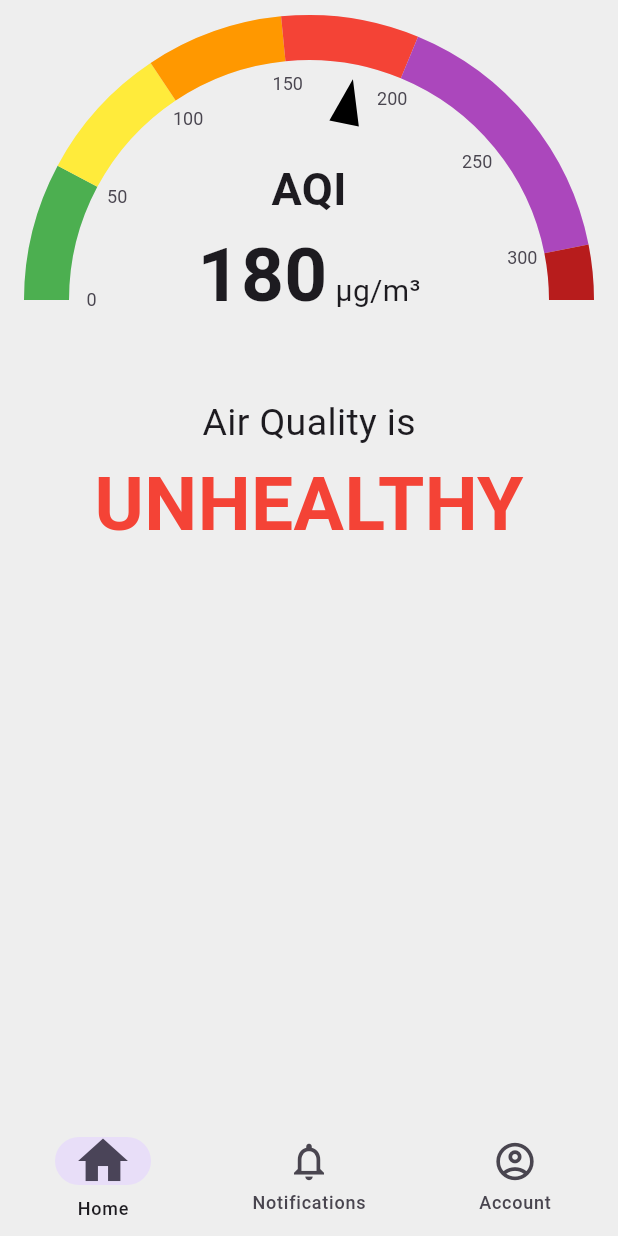
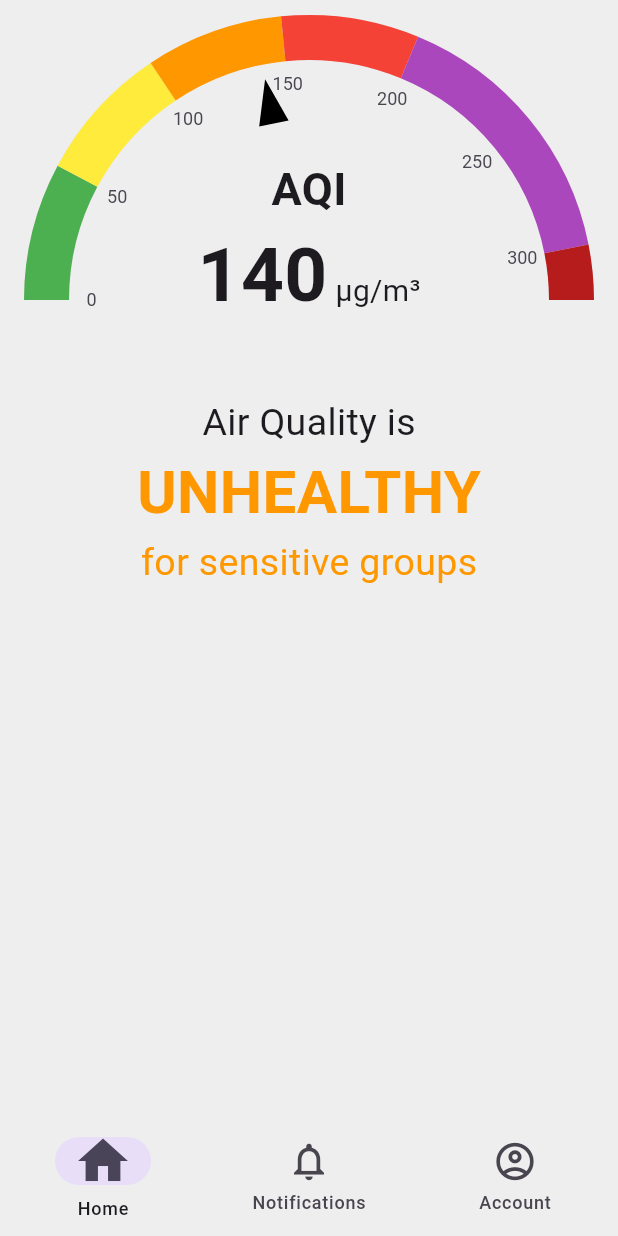
Before and after one commit to aayushman950/Air-Quality-Monitoring-System, a Flutter app: the screen it shows after launch, on a phone screen of 412 x 824 dp. Run offline on Flutter 3.47's test engine with Material 3 defaults, Android fonts, the phone set to English and light mode, and no system bars; drawn by our look-alikes of syncfusion_flutter_gauges; our stand-ins replace shared_preferences.

Commit message:
added comments in each file

```diff
--- a/aqms/lib/main.dart
+++ b/aqms/lib/main.dart
@@ -8,10 +8,15 @@ import 'package:shared_preferences/shared_preferences.dart';
 
 void main() async {
   WidgetsFlutterBinding.ensureInitialized();
+
+  // shared preference is used to keep the app state persist even after restarting.
   SharedPreferences sharedPreferences = await SharedPreferences.getInstance();
+
+  // getting the shared instance created in theme_model.dart
   final isDark = sharedPreferences.getBool('isDark') ?? false;
 
   runApp(
+    // wrap the entire app state with theme model because the entire app needs to access the theme state(dark/light mode)
     ChangeNotifierProvider(
       create: (context) => ThemeModel(isDark),
       child: MyApp(isDark: isDark,),
@@ -20,7 +25,7 @@ void main() async {
 }
 
 class MyApp extends StatelessWidget {
-  final bool isDark;
+  final bool isDark;  // a variable to store shared preference
 
   const MyApp({
     super.key,
--- a/aqms/lib/models/theme_model.dart
+++ b/aqms/lib/models/theme_model.dart
@@ -1,5 +1,15 @@
 import 'package:flutter/material.dart';
 import 'package:shared_preferences/shared_preferences.dart';
+
+/*
+
+This is the Theme Provider.
+
+ThemeModel class encapsulates the variables and methods required for switching between Light/Dark Mode.
+
+{ThemeModel is put above the entire widget tree in main.dart (because the entire app needs the Light/Dark state) }
+
+*/
 
 class ThemeModel extends ChangeNotifier {
   bool _isDarkMode =
@@ -7,6 +17,7 @@ class ThemeModel extends ChangeNotifier {
 
   bool get isDarkMode => _isDarkMode; // public getter
 
+  // isDark is the shared preference
   ThemeModel(bool isDark) {
     if (isDark) {
       _isDarkMode = true;
@@ -16,6 +27,7 @@ class ThemeModel extends ChangeNotifier {
   }
 
   void toggleTheme() async {
+    // shared preference is used to keep the app state persist even after restarting.
     SharedPreferences sharedPreferences = await SharedPreferences.getInstance();
 
     _isDarkMode = !_isDarkMode;
--- a/aqms/lib/pages/account_page.dart
+++ b/aqms/lib/pages/account_page.dart
@@ -9,6 +9,8 @@ class AccountPage extends StatelessWidget {
   Widget build(BuildContext context) {
     return SafeArea(
       child: Scaffold(
+
+        // a switch to switch between Dark/Light Mode
         body: ListTile(
           title: const Text("Toggle Theme"),
           trailing: Switch(
--- a/aqms/lib/pages/home_page.dart
+++ b/aqms/lib/pages/home_page.dart
@@ -9,7 +9,7 @@ class HomePage extends StatelessWidget {
     return SafeArea(
       child: Scaffold(
         body: AQIGaugeAndStatus(
-          aqiRating: 180,
+          aqiRating: 140,
         ),
       ),
     );
--- a/aqms/lib/themes/dark_theme.dart
+++ b/aqms/lib/themes/dark_theme.dart
@@ -1,4 +1,6 @@
 import 'package:flutter/material.dart';
+
+// ThemeData for Dark Theme
 
 final ThemeData darkTheme = ThemeData(
   brightness: Brightness.dark,
--- a/aqms/lib/themes/light_theme.dart
+++ b/aqms/lib/themes/light_theme.dart
@@ -1,4 +1,6 @@
 import 'package:flutter/material.dart';
+
+// ThemeData for Light Theme
 
 final ThemeData lightTheme = ThemeData(
   brightness: Brightness.light,
--- a/aqms/lib/widgets/aqi_gauge.dart
+++ b/aqms/lib/widgets/aqi_gauge.dart
@@ -2,6 +2,16 @@ import 'package:aqms/models/theme_model.dart';
 import 'package:flutter/material.dart';
 import 'package:provider/provider.dart';
 import 'package:syncfusion_flutter_gauges/gauges.dart';
+
+/*
+
+This widget takes AQI Rating as Input and displays a gauge and AQI Rating according to the AQI Rating.
+
+The gauge and animation is made using the syncfusion_flutter_gauges package.
+
+{ This widget is used in the AQIGaugeAndStatus widget (aqi_gauge_and_status.dart) }
+
+*/
 
 class AQIGauge extends StatelessWidget {
   final int aqiRating;
@@ -18,7 +28,7 @@ class AQIGauge extends StatelessWidget {
         axes: [
           RadialAxis(
             radiusFactor: 0.95,
-            axisLineStyle: AxisLineStyle(
+            axisLineStyle: const AxisLineStyle(
               thickness: 30,
             ),
             startAngle: 180,
@@ -80,12 +90,14 @@ class AQIGauge extends StatelessWidget {
                 markerOffset: 40,
               )
             ],
+
+            // The text inside the Gauge
             annotations: [
               GaugeAnnotation(
                 widget: Column(
                   mainAxisSize: MainAxisSize.min,
                   children: [
-                    Text(
+                    const Text(
                       "AQI",
                       style:
                           TextStyle(fontSize: 30, fontWeight: FontWeight.bold),
@@ -95,12 +107,12 @@ class AQIGauge extends StatelessWidget {
                         children: [
                           TextSpan(
                             text: aqiRating.toString(), // The number part
-                            style: TextStyle(
+                            style: const TextStyle(
                               fontSize: 50, // Larger font size for the number
                               fontWeight: FontWeight.bold,
                             ),
                           ),
-                          TextSpan(
+                          const TextSpan(
                             text: ' µg/m³', // The unit part
                             style: TextStyle(
                               fontSize: 20, // Smaller font size for the unit
--- a/aqms/lib/widgets/aqi_gauge_and_status.dart
+++ b/aqms/lib/widgets/aqi_gauge_and_status.dart
@@ -1,6 +1,18 @@
 import 'package:aqms/widgets/aqi_gauge.dart';
 import 'package:aqms/widgets/aqi_status.dart';
 import 'package:flutter/material.dart';
+
+/*
+
+This widget takes AQI Rating as Input.
+This widget provides AQI Rating to AQIGauge and AQIStatus.
+This widget displays AQIStatus below AQIGauge by positioning them in a Stack.
+
+// Stack was used because AQIGauge was occupying a lot of extra empty space below the semi-circle(gauge). Couldn't find a way to remove that empty space so a Stack was used to position AQIStatus in that empty space. //
+
+{ This widget is used in the HomePage widget (home_page.dart) }
+
+*/
 
 class AQIGaugeAndStatus extends StatelessWidget {
   final int aqiRating;
--- a/aqms/lib/widgets/aqi_status.dart
+++ b/aqms/lib/widgets/aqi_status.dart
@@ -1,16 +1,36 @@
 import 'package:flutter/material.dart';
 
+/*
+
+This widget calculates and shows the current air quality status like Air Quality is "GOOD", "MODERATE" etc. It takes AQI Rating as Input.
+
+{ This widget is used in the AQIGaugeAndStatus widget (aqi_gauge_and_status.dart) }
+
+*/
+
 class AQIStatus extends StatelessWidget {
+  final int aqiRating;
+
   const AQIStatus({super.key, required this.aqiRating});
-
-  final int aqiRating;
 
   @override
   Widget build(BuildContext context) {
+    /*
+
+    INITIALIZE VARIABLES
+
+    */
     String aqiStatus = "Unknown";
     Color aqiStatusColor = Colors.black;
     Widget aqiStatusTextWidget;
 
+    /*
+
+    FUNCTIONS
+
+    */
+
+    // function to set aqiStatus according to aqiRating
     void aqiStatusCalculator(int aqiRating) {
       if (aqiRating >= 0 && aqiRating <= 50) {
         aqiStatus = "GOOD";
@@ -29,6 +49,7 @@ class AQIStatus extends StatelessWidget {
       }
     }
 
+    // function that sets aqiStatusColor according to aqiRating
     void aqiStatusColorCalculator(int aqiRating) {
       if (aqiRating >= 0 && aqiRating <= 50) {
         aqiStatusColor = Colors.green;
@@ -48,9 +69,12 @@ class AQIStatus extends StatelessWidget {
     }
 
     // running the functions
+    // need to run aqiStatusCalculator before any statements that require aqiStatus (otherwise aqiStatus will always be "Unknown")
     aqiStatusCalculator(aqiRating);
     aqiStatusColorCalculator(aqiRating);
 
+    // styling the aqiStatusTextWidget text according to aqiStatus
+    // this was done because "UNHEALTHY FOR SENSITIVE GROUPS" and "VERY UNHEALTHY" were overflowing out of the screen.
     if (aqiStatus == "UNHEALTHY FOR SENSITIVE GROUPS") {
       aqiStatusTextWidget = Column(
         children: [
@@ -71,7 +95,7 @@ class AQIStatus extends StatelessWidget {
           ),
         ],
       );
-    } else if(aqiStatus == "VERY UNHEALTHY") {
+    } else if (aqiStatus == "VERY UNHEALTHY") {
       aqiStatusTextWidget = Text(
         aqiStatus,
         style: TextStyle(
@@ -91,6 +115,7 @@ class AQIStatus extends StatelessWidget {
       );
     }
 
+    // the complete widget
     return Column(
       mainAxisSize: MainAxisSize.max,
       children: [
--- a/aqms/lib/widgets/bottom_nav_bar.dart
+++ b/aqms/lib/widgets/bottom_nav_bar.dart
@@ -2,6 +2,14 @@ import 'package:aqms/pages/account_page.dart';
 import 'package:aqms/pages/home_page.dart';
 import 'package:aqms/pages/notifications_page.dart';
 import 'package:flutter/material.dart';
+
+/*
+
+This is the Bottom Navigation Bar
+
+{This widget is used in main.dart}
+
+*/
 
 class BottomNavBar extends StatefulWidget {
   const BottomNavBar({super.key});
@@ -28,7 +36,7 @@ class _BottomNavBarState extends State<BottomNavBar> {
         },
 
         backgroundColor: Colors.transparent,
-        destinations: [
+        destinations: const [
           NavigationDestination(
             selectedIcon: Icon(Icons.home, size: 40),
             icon: Icon(Icons.home_outlined, size: 30),
```
